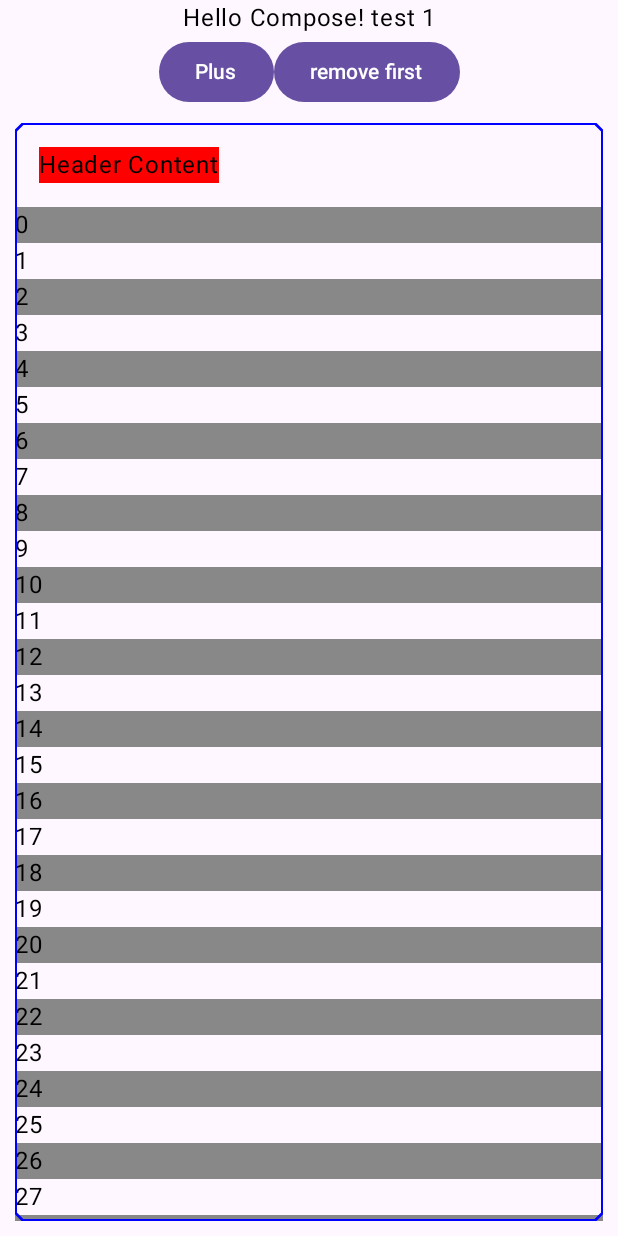
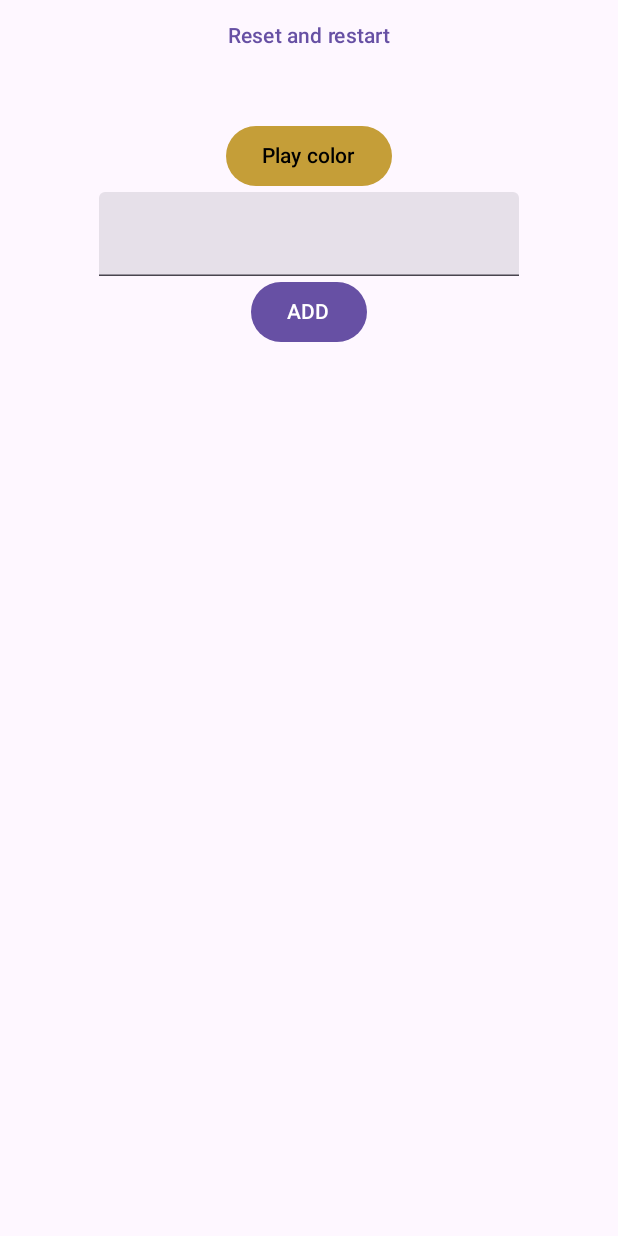
Before and after one commit to anton6tak/practice, an Android app built with Jetpack Compose: the screen it shows after launch (MainActivity), after a tap on an icon or button, on a phone screen of 412 x 824 dp. Run offline under Robolectric (Android 15) with nearby library versions, the phone set to English and light mode, and no system bars; our stand-ins replace Room's generated code.

Commit message:
simple db with a viewModel

```diff
--- a/app/src/main/java/com/a6tak/practice/PracticeApp.kt
+++ b/app/src/main/java/com/a6tak/practice/PracticeApp.kt
@@ -2,8 +2,17 @@ package com.a6tak.practice
 
 import android.app.Application
 import androidx.room.Room
+import androidx.room.RoomDatabase
 import com.a6tak.practice.db.AppDatabase
+import com.a6tak.practice.ui.Repository
 
 class PracticeApp : Application() {
-//    val database = Room.databaseBuilder(this, AppDatabase::class.java, "app_db").build()
+    private lateinit var database: AppDatabase //
+    lateinit var repo: Repository
+
+    override fun onCreate() {
+        super.onCreate()
+        database = Room.databaseBuilder(this, AppDatabase::class.java, "app_db").build()
+        repo = Repository(database)
+    }
 }
--- a/app/src/main/java/com/a6tak/practice/db/NewsEntity.kt
+++ b/app/src/main/java/com/a6tak/practice/db/NewsEntity.kt
@@ -5,7 +5,7 @@ import androidx.room.PrimaryKey
 
 @Entity(tableName = "news")
 data class NewsEntity(
-    @PrimaryKey(autoGenerate = true) val id: Int,
+    @PrimaryKey(autoGenerate = true) val id: Int = 0,
     val title: String,
     val message: String
 )
--- a/app/src/main/java/com/a6tak/practice/ui/MainActivity.kt
+++ b/app/src/main/java/com/a6tak/practice/ui/MainActivity.kt
@@ -4,6 +4,7 @@ import android.os.Bundle
 import androidx.appcompat.app.AppCompatActivity
 import androidx.navigation.createGraph
 import androidx.navigation.findNavController
+import androidx.navigation.fragment.NavHostFragment
 import androidx.navigation.fragment.fragment
 import com.a6tak.practice.R
 import com.a6tak.practice.databinding.ActivityMainBinding
@@ -19,9 +20,11 @@ class MainActivity : AppCompatActivity() {
         binding = ActivityMainBinding.inflate(layoutInflater)
         val view = binding.root
         setContentView(view)
-
+        println("123123")
 //        enableEdgeToEdge()
-        val navController = findNavController(R.id.nav_host_fragment)
+        val navHostFragment = supportFragmentManager.findFragmentById(R.id.nav_host_fragment) as NavHostFragment
+        val navController = navHostFragment.navController
+//        val navController = findNavController(R.id.nav_host_fragment)
 //        println(navController)
         navController.graph = navController.createGraph(
             startDestination = FriendsList
--- a/app/src/main/java/com/a6tak/practice/ui/NewsRepository.kt
+++ b/app/src/main/java/com/a6tak/practice/ui/NewsRepository.kt
@@ -4,6 +4,6 @@ import com.a6tak.practice.db.NewsEntity
 import kotlinx.coroutines.flow.Flow
 
 interface NewsRepository {
-    fun getNews(): Flow<NewsEntity>
-    fun addNew(newsEntity: NewsEntity)
+    fun getNews(): Flow<List<NewsEntity>>
+    suspend fun addNew(newsEntity: NewsEntity)
 }
--- a/app/src/main/java/com/a6tak/practice/ui/ProfileFragment.kt
+++ b/app/src/main/java/com/a6tak/practice/ui/ProfileFragment.kt
@@ -4,40 +4,46 @@ import android.os.Bundle
 import android.view.LayoutInflater
 import android.view.View
 import android.view.ViewGroup
-import androidx.compose.foundation.BorderStroke
 import androidx.compose.foundation.background
-import androidx.compose.foundation.border
 import androidx.compose.foundation.layout.Column
 import androidx.compose.foundation.layout.Row
-import androidx.compose.foundation.layout.fillMaxHeight
-import androidx.compose.foundation.layout.fillMaxSize
-import androidx.compose.foundation.layout.height
+import androidx.compose.foundation.layout.fillMaxWidth
 import androidx.compose.foundation.layout.padding
 import androidx.compose.foundation.lazy.LazyColumn
 import androidx.compose.foundation.lazy.items
 import androidx.compose.foundation.rememberScrollState
-import androidx.compose.foundation.shape.CutCornerShape
-import androidx.compose.foundation.verticalScroll
+import androidx.compose.foundation.shape.RoundedCornerShape
 import androidx.compose.material3.Button
+import androidx.compose.material3.ButtonDefaults
+import androidx.compose.material3.Card
+import androidx.compose.material3.CardDefaults
+import androidx.compose.material3.CircularProgressIndicator
 import androidx.compose.material3.MaterialTheme
 import androidx.compose.material3.Text
-import androidx.compose.runtime.LaunchedEffect
-import androidx.compose.runtime.mutableStateListOf
+import androidx.compose.material3.TextButton
+import androidx.compose.material3.TextField
+import androidx.compose.runtime.getValue
+import androidx.compose.runtime.mutableStateOf
 import androidx.compose.runtime.remember
 import androidx.compose.runtime.rememberCoroutineScope
+import androidx.compose.runtime.saveable.rememberSaveable
+import androidx.compose.runtime.setValue
 import androidx.compose.ui.Alignment
 import androidx.compose.ui.Modifier
 import androidx.compose.ui.graphics.Color
 import androidx.compose.ui.platform.ViewCompositionStrategy
 import androidx.compose.ui.unit.dp
+import androidx.compose.ui.unit.sp
 import androidx.fragment.app.Fragment
+import androidx.fragment.app.viewModels
+import androidx.lifecycle.compose.collectAsStateWithLifecycle
 import androidx.navigation.fragment.findNavController
 import androidx.navigation.toRoute
 import com.a6tak.practice.PracticeApp
 import com.a6tak.practice.R
 import com.a6tak.practice.databinding.ProfileFragmentBinding
-import com.a6tak.practice.db.NewsEntity
 import kotlinx.coroutines.launch
+import kotlin.random.Random
 
 class ProfileFragment : Fragment(R.layout.profile_fragment) {
     private var _binding: ProfileFragmentBinding? = null
@@ -48,75 +54,104 @@ class ProfileFragment : Fragment(R.layout.profile_fragment) {
         container: ViewGroup?,
         savedInstanceState: Bundle?
     ): View {
-        _binding = ProfileFragmentBinding.inflate(layoutInflater, container, false)
+        _binding = ProfileFragmentBinding.inflate(layoutInflater)
         val view = binding.root
         val profileRoute = findNavController().getBackStackEntry<Profile>().toRoute<Profile>()
         val profileId = profileRoute.name
 
-//        val dao = (requireContext().applicationContext as PracticeApp).database.newsDao()
-
-
+        val repo = (this.requireContext().applicationContext as PracticeApp).repo
+        val viewModel: ProfileViewModel by viewModels { ProfileViewModelFactory(repo) }
 
         binding.composeView.apply {
             setViewCompositionStrategy(ViewCompositionStrategy.DisposeOnViewTreeLifecycleDestroyed)
             setContent {
                 MaterialTheme {
-                    var list = remember {
-                        mutableStateListOf<Int>()
-                    }
-
-
-
-
-
-
+                    val scrollState = rememberScrollState()
                     Column(
                         horizontalAlignment = Alignment.CenterHorizontally,
+//                        modifier = Modifier.verticalScroll(scrollState)
                     ) {
-                        Text("Hello Compose! $profileId")
-                        Row {
-                            Button(onClick = {
-                                list.add((0..100).random())
-                            }) {
-                                Text("Plus")
-                            }
-                            Button(onClick = {
-//                                list.removeFirst()
-                            }) {
-                                Text("remove first")
-                            }
+                        val scope = rememberCoroutineScope()
+                        val state by viewModel.state.collectAsStateWithLifecycle()
+
+                        TextButton(onClick = { scope.launch { viewModel.resetAndRestart() } }) {
+                            Text(text = "Reset and restart")
                         }
-                        LazyColumn(
+
+                        var randomColor by remember {
+                            mutableStateOf(generateRandomColor())
+                        }
+
+                        Card(
                             modifier = Modifier
-//                                .fillMaxHeight()
-                                .padding(10.dp)
-                                .border(
-                                    border = BorderStroke(1.dp, Color.Blue),
-                                    shape = CutCornerShape(5.dp)
-                                )
-                                .fillMaxSize()
-//                                .verticalScroll(
-//                                    rememberScrollState()
-//                                )
+                                .padding(16.dp)
+                                .fillMaxWidth(),
+                            shape = RoundedCornerShape(16.dp),
+                            colors = CardDefaults.cardColors(containerColor = Color.White)
                         ) {
-                            item {
-                                Text("Header Content", modifier = Modifier
-                                    .padding(16.dp)
-                                    .background(Color.Red))
+//                            Image(
+//                                painter = painterResource(id = R.drawable.img_2),
+//                                contentDescription = "Warhammer",
+//                                contentScale = ContentScale.Crop,
+//                                modifier = Modifier.fillMaxWidth()
+//                            )
+                        }
+
+                        Button(colors = ButtonDefaults.buttonColors(
+                            containerColor = randomColor,
+                            contentColor = Color.Black
+                        ), onClick = {
+                            randomColor = generateRandomColor()
+                        }) {
+                            Text(text = "Play color")
+                        }
+
+                        when (val currentState = state) {
+                            is ProfileViewModel.State.Data -> {
+                                var inputNews by rememberSaveable {
+                                    mutableStateOf("")
+                                }
+                                TextField(value = inputNews, onValueChange = {
+                                    inputNews = it
+                                })
+                                Button(onClick = { scope.launch { viewModel.addNewItem(inputNews) } }) {
+                                    Text(text = "ADD")
+                                }
+                                LazyColumn {
+                                    items(currentState.list) {
+                                        Row {
+                                            Text(
+                                                modifier = Modifier
+                                                    .background(Color.LightGray)
+                                                    .fillMaxWidth(),
+                                                fontSize = 15.sp,
+                                                text = it.title
+                                            )
+                                            Text(
+                                                modifier = Modifier
+                                                    .background(Color.Cyan)
+                                                    .fillParentMaxWidth(),
+                                                fontSize = 10.sp,
+                                                text = it.message
+                                            )
+                                        }
+                                    }
+                                }
                             }
 
-                            items(100) { item ->
-                                if (item % 2 == 0) {
-                                    Text(
-                                        modifier = Modifier
-                                            .background(color = Color.Gray)
-                                            .fillMaxSize(),
-                                        text = "$item"
-                                    )
-                                } else {
-                                    Text("$item")
+                            ProfileViewModel.State.Idle -> {
+                                Text("IDLE")
+                                Button(onClick = {
+                                    scope.launch {
+                                        viewModel.loadNews()
+                                    }
+                                }) {
+                                    Text(text = "RUN!")
                                 }
+                            }
 
+                            ProfileViewModel.State.Loading -> {
+                                CircularProgressIndicator()
                             }
                         }
                     }
@@ -126,8 +161,17 @@ class ProfileFragment : Fragment(R.layout.profile_fragment) {
         return view
     }
 
+    fun generateRandomColor(): Color {
+        val red = Random.nextFloat() // Random value between 0.0 and 1.0 for red
+        val green = Random.nextFloat() // Random value between 0.0 and 1.0 for green
+        val blue = Random.nextFloat() // Random value between 0.0 and 1.0 for blue
+        return Color(red, green, blue, 1f) // Set alpha to 1f for full opacity
+    }
+
     override fun onDestroyView() {
         super.onDestroyView()
         _binding = null
     }
+
+
 }
--- /dev/null
+++ b/app/src/main/java/com/a6tak/practice/ui/ProfileViewModel.kt
@@ -0,0 +1,63 @@
+package com.a6tak.practice.ui
+
+import androidx.lifecycle.ViewModel
+import androidx.lifecycle.ViewModelProvider
+import androidx.lifecycle.viewModelScope
+import com.a6tak.practice.db.NewsEntity
+import kotlinx.coroutines.flow.MutableStateFlow
+import kotlinx.coroutines.flow.StateFlow
+import kotlinx.coroutines.flow.asStateFlow
+import kotlinx.coroutines.launch
+
+class ProfileViewModel(private val repository: NewsRepository) : ViewModel() {
+
+    // Expose screen UI state
+    private val _state: MutableStateFlow<State> = MutableStateFlow(State.Idle)
+    val state: StateFlow<State> = _state.asStateFlow()
+
+
+    init {
+        observeNews()
+    }
+    // Handle business logic
+    suspend fun loadNews() {
+        _state.value = State.Loading
+    }
+
+    suspend fun addNewItem(title: String) {
+        val newsEntity = NewsEntity(
+            title = title,
+            message = "$title + loooolng loooln glooongll  ngl o gooolang"
+        )
+        repository.addNew(newsEntity)
+    }
+
+    suspend fun resetAndRestart() {
+        _state.value = State.Idle
+//        loadNews()
+    }
+
+    private fun observeNews() {
+        viewModelScope.launch {
+            repository.getNews().collect {
+                _state.value = State.Data(it)
+            }
+        }
+    }
+
+    sealed interface State {
+        data object Idle : State
+        data object Loading : State
+        data class Data(val list: List<NewsEntity>) : State
+        data class Error(val cause: Throwable)
+    }
+}
+
+class ProfileViewModelFactory(private val repository: NewsRepository) : ViewModelProvider.Factory {
+    override fun <T : ViewModel> create(modelClass: Class<T>): T {
+        if (modelClass.isAssignableFrom(ProfileViewModel::class.java)) {
+            @Suppress("UNCHECKED_CAST")
+            return ProfileViewModel(repository) as T
+        } else throw IllegalArgumentException("Unknown ViewModelClass")
+    }
+}
--- /dev/null
+++ b/app/src/main/java/com/a6tak/practice/ui/Repository.kt
@@ -0,0 +1,17 @@
+package com.a6tak.practice.ui
+
+import com.a6tak.practice.db.AppDatabase
+import com.a6tak.practice.db.NewsEntity
+import kotlinx.coroutines.flow.Flow
+
+class Repository(private val db: AppDatabase): NewsRepository {
+    private val newsDao = db.newsDao()
+
+    override fun getNews(): Flow<List<NewsEntity>> {
+        return newsDao.getAll()
+    }
+
+    override suspend fun addNew(newsEntity: NewsEntity) {
+        return newsDao.insertAll(newsEntity)
+    }
+}
--- a/app/src/main/res/layout/activity_main.xml
+++ b/app/src/main/res/layout/activity_main.xml
@@ -8,7 +8,7 @@
     android:layout_height="match_parent"
     tools:context=".ui.MainActivity">
 
-    <fragment
+    <androidx.fragment.app.FragmentContainerView
         android:id="@+id/nav_host_fragment"
         android:name="androidx.navigation.fragment.NavHostFragment"
         android:layout_width="match_parent"
```
